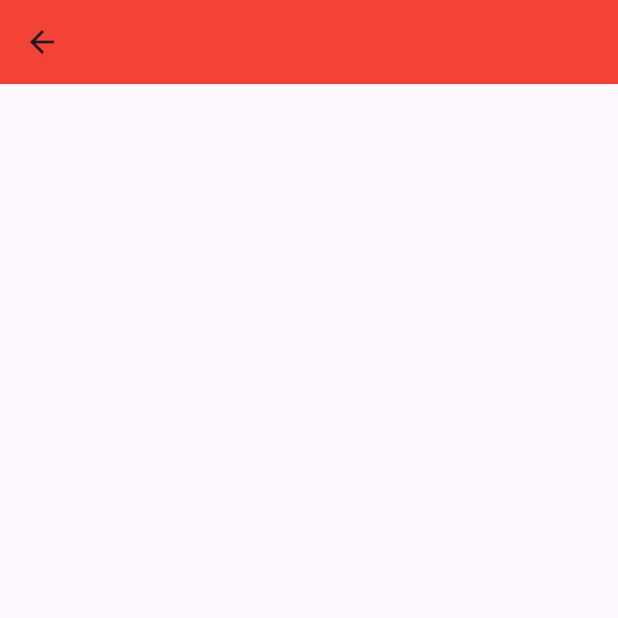
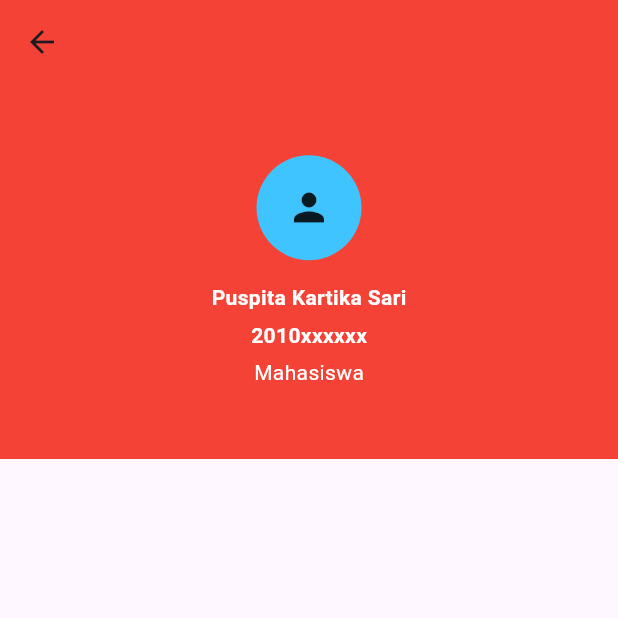
Before and after one commit to septyaanp/21102177_TI3_ppb2234-2coba, a Flutter app: the screen it shows after launch, on a phone screen of 412 x 824 dp, the top half of it. Run offline on Flutter 3.47's test engine with Material 3 defaults, Android fonts, the light colour scheme and no system bars; our stand-ins replace bloc, equatable, flutter_bloc.

Commit message:
step 3 : create column pertama pada listview

```diff
--- a/praktikum4/lib/main.dart
+++ b/praktikum4/lib/main.dart
@@ -17,7 +17,56 @@ class MyApp extends StatelessWidget {
             leading: Icon(Icons.arrow_back),
             backgroundColor: Colors.red,
           ),
-          body: ListView(),
+          body: ListView(
+            children: [
+              Container(
+                height: 250,
+                color: Colors.red,
+                child: Column(
+                  mainAxisAlignment: MainAxisAlignment.center,
+                  children: [
+                    //image
+                    Container(
+                      padding: EdgeInsets.all(20),
+                      decoration: BoxDecoration(
+                          shape: BoxShape.circle,
+                          color: Colors.lightBlueAccent),
+                      child: Icon(
+                        Icons.person,
+                        size: 30,
+                      ),
+                    ),
+                    SizedBox(
+                      height: 15,
+                    ),
+                    //Nama
+                    Text(
+                      "Puspita Kartika Sari",
+                      style: TextStyle(
+                          color: Colors.white, fontWeight: FontWeight.bold),
+                    ),
+                    SizedBox(
+                      height: 5,
+                    ),
+                    Text(
+                      "2010xxxxxx",
+                      style: TextStyle(
+                          color: Colors.white, fontWeight: FontWeight.bold),
+                    ),
+                    SizedBox(
+                      height: 5,
+                    ),
+                    Text(
+                      "Mahasiswa",
+                      style: TextStyle(
+                        color: Colors.white,
+                      ),
+                    )
+                  ],
+                ),
+              )
+            ],
+          ),
         ));
   }
 }
```
